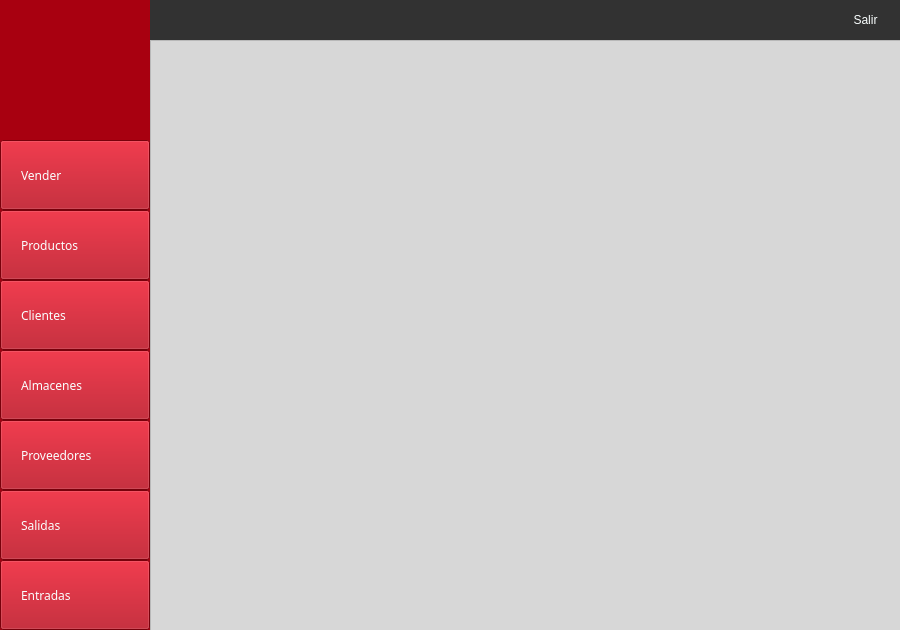
Qt form UI/mainWindow.ui (abdieloflores/PuntoVenta_Python) before a commit.
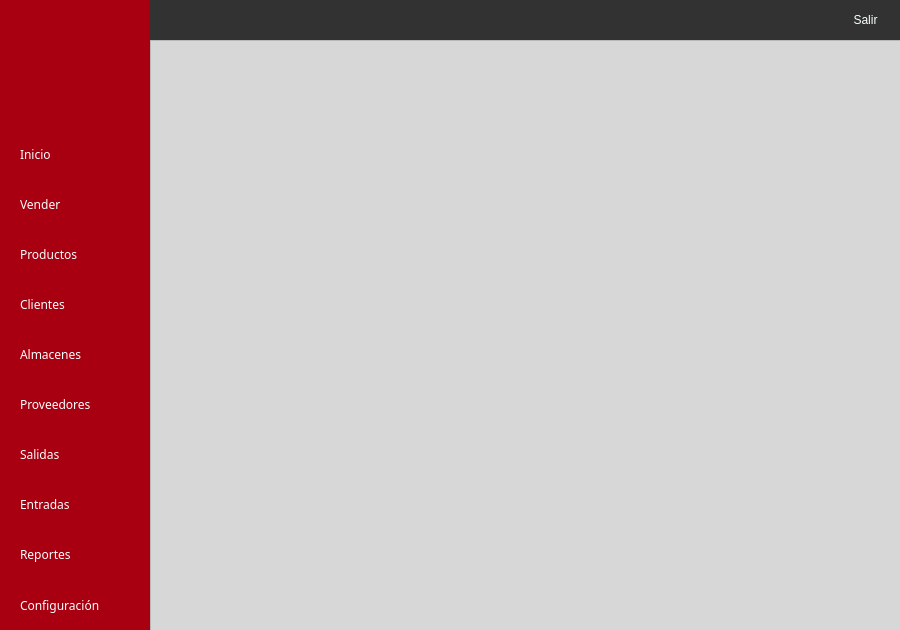
The same form after that commit. Icons and pictures are not drawn.

Patch:
```diff
--- a/UI/mainWindow.ui
+++ b/UI/mainWindow.ui
@@ -57,11 +57,11 @@
 }
 .QPushButton{
 	color: rgb(250, 255, 255);
-	border-top: 1px solid rgba(255,255,255,.5);
 	text-align: left;
 	padding-left: 20px;
 	background-color: rgb(168, 0, 16);
-	border-top: 1px solid rgba(255,255,255,.5);	
+	border:none;
+	/*border-top: 1px solid rgba(255,255,255,.5);	*/
 }
 .QPushButton:hover{
 	background-color: rgb(50,50,50);
@@ -120,9 +120,9 @@
      <property name="geometry">
       <rect>
        <x>0</x>
-       <y>560</y>
+       <y>480</y>
        <width>150</width>
-       <height>70</height>
+       <height>49</height>
       </rect>
      </property>
      <property name="font">
@@ -145,9 +145,9 @@
      <property name="geometry">
       <rect>
        <x>0</x>
-       <y>490</y>
+       <y>430</y>
        <width>150</width>
-       <height>70</height>
+       <height>49</height>
       </rect>
      </property>
      <property name="font">
@@ -170,9 +170,9 @@
      <property name="geometry">
       <rect>
        <x>0</x>
-       <y>350</y>
+       <y>330</y>
        <width>150</width>
-       <height>70</height>
+       <height>49</height>
       </rect>
      </property>
      <property name="font">
@@ -197,7 +197,7 @@
        <x>0</x>
        <y>280</y>
        <width>150</width>
-       <height>70</height>
+       <height>49</height>
       </rect>
      </property>
      <property name="font">
@@ -220,9 +220,9 @@
      <property name="geometry">
       <rect>
        <x>0</x>
-       <y>210</y>
+       <y>230</y>
        <width>150</width>
-       <height>70</height>
+       <height>49</height>
       </rect>
      </property>
      <property name="font">
@@ -251,9 +251,9 @@
      <property name="geometry">
       <rect>
        <x>0</x>
-       <y>140</y>
+       <y>180</y>
        <width>150</width>
-       <height>70</height>
+       <height>49</height>
       </rect>
      </property>
      <property name="font">
@@ -297,7 +297,7 @@
        <x>0</x>
        <y>0</y>
        <width>150</width>
-       <height>140</height>
+       <height>131</height>
       </rect>
      </property>
      <property name="font">
@@ -323,9 +323,9 @@
      <property name="geometry">
       <rect>
        <x>0</x>
-       <y>420</y>
+       <y>380</y>
        <width>150</width>
-       <height>70</height>
+       <height>49</height>
       </rect>
      </property>
      <property name="font">
@@ -344,6 +344,81 @@
        <normaloff>:/Iconos/Clientes.png</normaloff>:/Iconos/Clientes.png</iconset>
      </property>
     </widget>
+    <widget class="QPushButton" name="bInicio">
+     <property name="geometry">
+      <rect>
+       <x>0</x>
+       <y>130</y>
+       <width>150</width>
+       <height>49</height>
+      </rect>
+     </property>
+     <property name="font">
+      <font>
+       <family>Avenir</family>
+      </font>
+     </property>
+     <property name="cursor">
+      <cursorShape>PointingHandCursor</cursorShape>
+     </property>
+     <property name="text">
+      <string>Inicio</string>
+     </property>
+     <property name="icon">
+      <iconset resource="../imagenes/imagenes.qrc">
+       <normaloff>:/Iconos/Inicio.png</normaloff>:/Iconos/Inicio.png</iconset>
+     </property>
+    </widget>
+    <widget class="QPushButton" name="bConfiguracion">
+     <property name="geometry">
+      <rect>
+       <x>0</x>
+       <y>580</y>
+       <width>150</width>
+       <height>51</height>
+      </rect>
+     </property>
+     <property name="font">
+      <font>
+       <family>Avenir</family>
+      </font>
+     </property>
+     <property name="cursor">
+      <cursorShape>PointingHandCursor</cursorShape>
+     </property>
+     <property name="text">
+      <string>Configuración</string>
+     </property>
+     <property name="icon">
+      <iconset resource="../imagenes/imagenes.qrc">
+       <normaloff>:/Iconos/Configuracion.png</normaloff>:/Iconos/Configuracion.png</iconset>
+     </property>
+    </widget>
+    <widget class="QPushButton" name="bReportes">
+     <property name="geometry">
+      <rect>
+       <x>0</x>
+       <y>530</y>
+       <width>150</width>
+       <height>49</height>
+      </rect>
+     </property>
+     <property name="font">
+      <font>
+       <family>Avenir</family>
+      </font>
+     </property>
+     <property name="cursor">
+      <cursorShape>PointingHandCursor</cursorShape>
+     </property>
+     <property name="text">
+      <string>Reportes</string>
+     </property>
+     <property name="icon">
+      <iconset resource="../imagenes/imagenes.qrc">
+       <normaloff>:/Iconos/Reportes.png</normaloff>:/Iconos/Reportes.png</iconset>
+     </property>
+    </widget>
    </widget>
    <widget class="QFrame" name="header">
     <property name="geometry">
```
